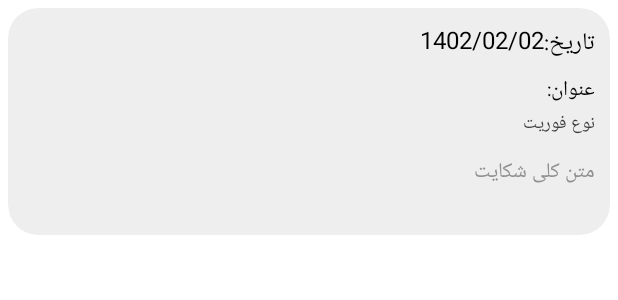
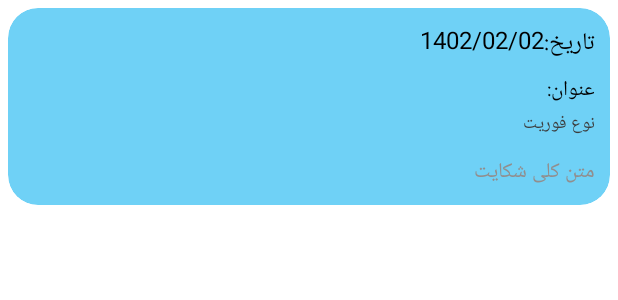
Before and after one commit to hadimohammadi924/SAJAP, an Android app: the layout etelaatcard.xml on its own in the app's theme, with its tools: preview values and no code run, on a phone screen of 412 x 824 dp. Shown: the top 300 px of the screen. Run offline under Robolectric (Android 15) with nearby library versions, the phone set to English and light mode, and no system bars; network calls fail.

Commit message:
ETELAATCARD INSERT

```diff
--- a/app/src/main/res/layout/etelaatcard.xml
+++ b/app/src/main/res/layout/etelaatcard.xml
@@ -12,7 +12,7 @@
         app:cardElevation="0dp"
         android:layout_margin="5dp"
 
-        app:cardBackgroundColor="#eee"
+        app:cardBackgroundColor="#6FD1F6"
         android:layout_height="wrap_content">
 
         <LinearLayout
@@ -59,20 +59,7 @@
 
 
 
-            <androidx.cardview.widget.CardView
-                android:layout_width="match_parent"
-                android:layout_marginTop="10dp"
-                android:layout_marginBottom="10dp"
-                app:cardElevation="0dp"
-                android:id="@+id/replyLayout"
 
-                android:visibility="visible"
-                app:cardCornerRadius="20dp"
-                app:cardBackgroundColor="@color/b8"
-                android:layout_height="wrap_content">
-
-
-            </androidx.cardview.widget.CardView>
 
 
 
```
Also changed, not shown: app/src/main/java/ir/hadimohammadi/myapplication/etelaat.java (added, +104 -0 lines).
